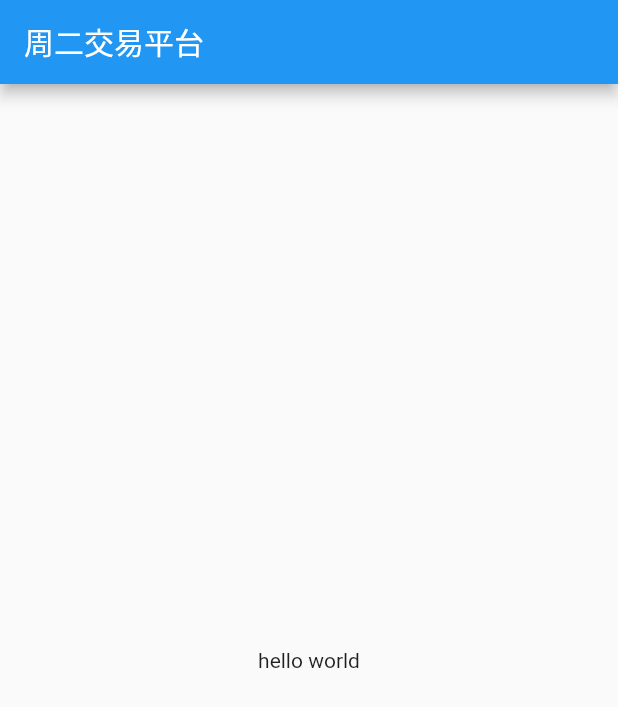
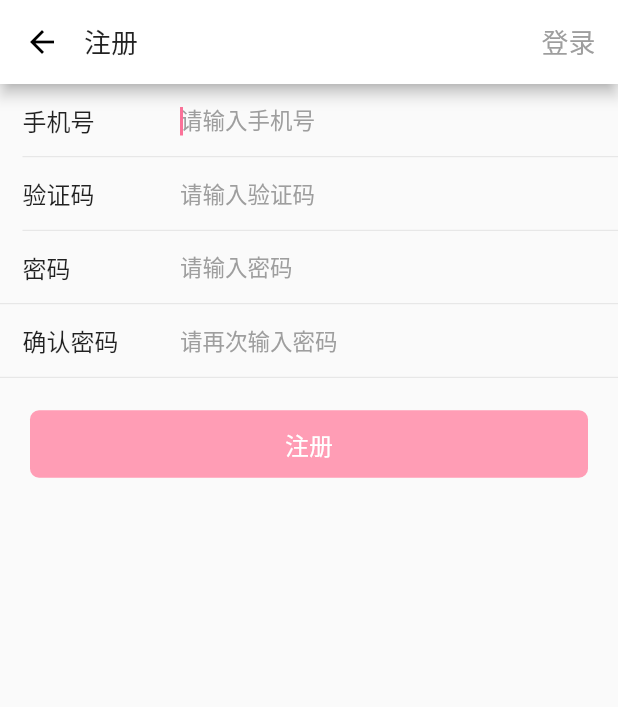
Before and after one commit to whoiszxl/tues-ex, a Flutter app: the screen it shows after launch, on a phone screen of 412 x 824 dp. Shown: the top 707 px of the screen. Run offline on Flutter 3.47's test engine with Material 2 defaults, Android fonts, the light colour scheme and no system bars; our stand-ins replace dio, fluttertoast, shared_preferences.

Commit message:
flutter register .

```diff
--- a/flutter_ex/lib/http/core/dio_adapter.dart
+++ b/flutter_ex/lib/http/core/dio_adapter.dart
@@ -13,6 +13,7 @@ class DioAdapter extends ExNetAdapter {
     var error;
     try {
 
+      //对不同method做不同适配
       switch (request.requestMethod()) {
         case RequestMethod.GET:
           response = await Dio().get(request.url(), options: options);
@@ -29,7 +30,6 @@ class DioAdapter extends ExNetAdapter {
         default:
           response = await Dio().post(request.url(), data: request.params, options: options);
       }
-
     } on DioError catch (e) {
       error = e;
       response = e.response;
--- a/flutter_ex/lib/http/core/ex_net.dart
+++ b/flutter_ex/lib/http/core/ex_net.dart
@@ -23,6 +23,7 @@ class ExNet {
     var error;
     try {
       response = await send(request);
+      printLog(response);
     } on ExNetError catch (e) {
       error = e;
       response = e.data;
--- a/flutter_ex/lib/http/core/ex_net_adapter.dart
+++ b/flutter_ex/lib/http/core/ex_net_adapter.dart
@@ -29,7 +29,7 @@ class ExNetResponse<T> {
   /// 状态信息
   String statusMessage;
 
-  ///扩展信息
+  /// 扩展信息
   dynamic extra;
 
   @override
--- a/flutter_ex/lib/http/request/base_request.dart
+++ b/flutter_ex/lib/http/request/base_request.dart
@@ -17,7 +17,7 @@ abstract class BaseRequest {
   var pathParams;
 
   ///是否开启https，默认开启
-  var useHttps = true;
+  var useHttps = false;
 
   ///请求参数
   Map<String, String> params = Map();
@@ -25,7 +25,7 @@ abstract class BaseRequest {
 
 
   String domainName() {
-    return "aliyun.whoiszxl.com";
+    return "aliyun.whoiszxl.com:10000";
   }
 
   ///重写配置请求方式
--- /dev/null
+++ b/flutter_ex/lib/http/request/register_request.dart
@@ -0,0 +1,19 @@
+import 'package:flutter_ex/http/request/base_request.dart';
+
+class RegisterRequest extends BaseRequest {
+  @override
+  bool needLogin() {
+    return false;
+  }
+
+  @override
+  String path() {
+    return "/member/register";
+  }
+
+  @override
+  RequestMethod requestMethod() {
+    return RequestMethod.POST;
+  }
+
+}
--- a/flutter_ex/lib/main.dart
+++ b/flutter_ex/lib/main.dart
@@ -1,7 +1,7 @@
 import 'package:flutter/material.dart';
 import 'package:flutter_ex/db/ex_cache.dart';
-import 'package:flutter_ex/http/core/ex_net.dart';
-import 'package:flutter_ex/http/request/register_sms_request.dart';
+import 'package:flutter_ex/util/color.dart';
+import 'package:flutter_ex/page/register_page.dart';
 
 void main() {
   runApp(MyApp());
@@ -10,37 +10,16 @@ void main() {
 
 class MyApp extends StatelessWidget {
 
-  void test() async {
-    try{
-                RegisterSmsRequest request = new RegisterSmsRequest();
-                request.addParam("mobile", "17688900411");
-                var result = await ExNet.getInstance().request(request);
-                print(result);
-              }catch(e) {
-
-              }
-  }
-
   @override
   Widget build(BuildContext context) {
     ExCache.getInstance();
     return MaterialApp(
       title: "tues-ex",
-      home: Scaffold(
-        appBar: AppBar(
-          title: Text('周二交易平台'),
-        ),
+      theme: ThemeData(
+        primarySwatch: white,
+      ),
 
-        body: Center(
-          child: InkWell(
-            child: Text('hello world'),
-            onTap: () {
-              test();
-
-            },
-          )
-        )
-      ),
+      home: RegisterPage()
     );
   }
 
--- /dev/null
+++ b/flutter_ex/lib/page/register_page.dart
@@ -0,0 +1,151 @@
+
+import 'package:flutter/cupertino.dart';
+import 'package:flutter/material.dart';
+import 'package:flutter_ex/http/core/ex_error.dart';
+import 'package:flutter_ex/widget/appbar.dart';
+import 'package:flutter_ex/widget/login_input.dart';
+import 'package:flutter_ex/widget/login_button.dart';
+import 'package:flutter_ex/util/string_util.dart';
+import 'package:flutter_ex/util/toast.dart';
+import 'package:flutter_ex/dao/member_dao.dart';
+
+
+///注册页面
+class RegisterPage extends StatefulWidget {
+
+  final VoidCallback onJumpToLogin;
+
+  const RegisterPage({Key key, this.onJumpToLogin}) : super(key: key);
+
+  @override
+  _RegisterPageState createState() => _RegisterPageState();
+
+}
+
+class _RegisterPageState extends State<RegisterPage> {
+
+  bool protect = false;
+  bool loginEnable = false;
+  String username;
+  String password;
+  String rePassword;
+  String verifyCode;
+
+  @override
+  Widget build(BuildContext context) {
+    return Scaffold(
+      appBar: appBar("注册", "登录", widget.onJumpToLogin),
+
+      body: Container(
+        child: ListView(
+          children: [
+
+            //todo 头部样式暂略
+
+            LoginInput("手机号", "请输入手机号", onChanged: (text){
+              username = text;
+              checkInput();
+            }),
+
+            LoginInput("验证码", "请输入验证码",
+              onChanged: (text) {
+                verifyCode = text;
+                checkInput();
+              },
+              focusChanged: (focus) {
+                this.setState(() {
+                  protect = focus;
+                });
+            },),
+
+            LoginInput("密码", "请输入密码", lineStretch: true, obscureText: true,
+              onChanged: (text) {
+                password = text;
+                checkInput();
+              },
+              focusChanged: (focus) {
+                this.setState(() {
+                  protect = focus;
+                });
+              },
+            ),
+
+            LoginInput("确认密码", "请再次输入密码", lineStretch: true, obscureText: true,
+              onChanged: (text) {
+                rePassword = text;
+                checkInput();
+              },
+              focusChanged: (focus) {
+                this.setState(() {
+                  protect = focus;
+                });
+              },
+            ),
+
+            Padding(
+              padding: EdgeInsets.only(top: 20, left: 20, right: 20),
+              child: LoginButton(
+                "注册",
+                enable: loginEnable,
+                onPressed: checkParams,
+              ),
+            )
+          ],
+        ),
+      ),
+    );
+  }
+
+
+  void checkParams() {
+    String tips;
+    if (password != rePassword) {
+      tips = '两次密码不一致';
+    }
+    if (tips != null) {
+      print(tips);
+      showErrorToast(tips);
+      return;
+    }
+    send();
+  }
+
+  void send() async {
+    try {
+      var result = await MemberDao.register(username, verifyCode, password, rePassword);
+      if (result) {
+        print('注册成功');
+        showToast('注册成功');
+        if (widget.onJumpToLogin != null) {
+          widget.onJumpToLogin();
+        }
+      } else {
+        print(result['message']);
+        showErrorToast(result['message']);
+      }
+    } on NeedAuth catch (e) {
+      print(e);
+      showErrorToast(e.message);
+    } on ExNetError catch (e) {
+      print(e);
+      showErrorToast(e.message);
+    }
+  }
+
+  void checkInput() {
+    bool enable;
+    if (isNotEmpty(username) &&
+        isNotEmpty(password) &&
+        isNotEmpty(rePassword) &&
+        isNotEmpty(verifyCode)) {
+      enable = true;
+    } else {
+      enable = false;
+    }
+    setState(() {
+      print("enable:" + enable.toString());
+      loginEnable = enable;
+    });
+  }
+
+}
--- /dev/null
+++ b/flutter_ex/lib/util/color.dart
@@ -0,0 +1,23 @@
+import 'package:flutter/material.dart';
+
+const MaterialColor white = const MaterialColor(
+  0xFFFFFFFF,
+  <int, Color>{
+    50: Color(0xFFFFFFFF),
+    100: Color(0xFFFFFFFF),
+    200: Color(0xFFFFFFFF),
+    300: Color(0xFFFFFFFF),
+    400: Color(0xFFFFFFFF),
+    500: Color(0xFFFFFFFF),
+    600: Color(0xFFFFFFFF),
+    700: Color(0xFFFFFFFF),
+    800: Color(0xFFFFFFFF),
+    900: Color(0xFFFFFFFF),
+  },
+);
+
+///主色调
+const MaterialColor primary = const MaterialColor(
+  0xfffb7299,
+  const <int, Color>{50: const Color(0xffff9db5)},
+);
--- /dev/null
+++ b/flutter_ex/lib/widget/appbar.dart
@@ -0,0 +1,38 @@
+import 'package:dio/dio.dart';
+import 'package:flutter/cupertino.dart';
+import 'package:flutter/material.dart';
+
+///自定义顶部appBar
+appBar(String title, String rightTitle, VoidCallback rightButtonClick) {
+
+  return AppBar(
+    //title靠左
+    centerTitle: false,
+
+    //title行间距
+    titleSpacing: 0,
+
+    leading: BackButton(),
+
+    title: Text(
+      title,
+      style: TextStyle(fontSize: 18),
+    ),
+
+    actions: [
+      InkWell(
+        onTap: rightButtonClick,
+        child: Container(
+          padding: EdgeInsets.only(left: 15, right: 15),
+          alignment: Alignment.center,
+          child: Text(
+            rightTitle,
+            style: TextStyle(fontSize: 18, color: Colors.grey[500]),
+            textAlign: TextAlign.center,
+          ),
+        ),
+      )
+    ],
+  );
+
+}
--- /dev/null
+++ b/flutter_ex/lib/widget/login_button.dart
@@ -0,0 +1,33 @@
+import 'package:flutter/material.dart';
+import 'package:flutter_ex/util/color.dart';
+
+///登录按钮
+class LoginButton extends StatelessWidget {
+
+  //按钮文字
+  final String title;
+
+  //是否开启
+  final bool enable;
+
+  //点击事件
+  final VoidCallback onPressed;
+
+  const LoginButton(this.title, {Key key, this.enable = true, this.onPressed})
+      : super(key: key);
+
+  @override
+  Widget build(BuildContext context) {
+    return FractionallySizedBox(
+      widthFactor: 1,
+      child: MaterialButton(
+        shape: RoundedRectangleBorder(borderRadius: BorderRadius.circular(6)),
+        height: 45,
+        onPressed: enable ? onPressed : null,
+        disabledColor: primary[50],
+        color: primary,
+        child: Text(title, style: TextStyle(color: Colors.white, fontSize: 16)),
+      ),
+    );
+  }
+}
--- /dev/null
+++ b/flutter_ex/lib/widget/login_input.dart
@@ -0,0 +1,110 @@
+import 'package:flutter/material.dart';
+import 'package:flutter_ex/util/color.dart';
+
+///登录输入框自定义widget
+class LoginInput extends StatefulWidget {
+
+  //标题名称
+  final String title;
+  //提示
+  final String hint;
+
+  final ValueChanged<String> onChanged;
+
+  final ValueChanged<bool> focusChanged;
+
+  final bool lineStretch;
+
+  final bool obscureText;
+
+  final TextInputType keyboardType;
+
+  const LoginInput(this.title, this.hint,
+      {Key key,
+        this.onChanged,
+        this.focusChanged,
+        this.lineStretch = false,
+        this.obscureText = false,
+        this.keyboardType})
+      : super(key: key);
+
+  @override
+  _LoginInputState createState() => _LoginInputState();
+
+}
+
+class _LoginInputState extends State<LoginInput> {
+  final _focusNode = FocusNode();
+
+  @override
+  void initState() {
+    super.initState();
+
+    _focusNode.addListener(() {
+      print("Has focus: ${_focusNode.hasFocus}");
+      if(widget.focusChanged != null) {
+        widget.focusChanged(_focusNode.hasFocus);
+      }
+    });
+  }
+
+  @override
+  void dispose() {
+    _focusNode.dispose();
+    super.dispose();
+  }
+
+  @override
+  Widget build(BuildContext context) {
+    return Column(
+
+      children: [
+        Row(
+          children: [
+            Container(
+              padding: EdgeInsets.only(left: 15),
+              width: 100,
+              child: Text(
+                widget.title,
+                style: TextStyle(fontSize: 16),
+              ),
+            ),
+            _input()
+          ],
+        ),
+
+        Padding(
+          padding: EdgeInsets.only(left: !widget.lineStretch ? 15 : 0),
+          child: Divider(
+            height: 1,
+            thickness: 0.5,
+          ),
+        )
+      ],
+
+    );
+  }
+
+  _input(){
+    return Expanded(
+        child: TextField(
+          focusNode: _focusNode,
+          onChanged: widget.onChanged,
+          obscureText: widget.obscureText,
+          keyboardType: widget.keyboardType,
+          autofocus: !widget.obscureText,
+          cursorColor: primary,
+          style: TextStyle(
+            fontSize: 16, color: Colors.black, fontWeight: FontWeight.w300
+          ),
+
+          decoration: InputDecoration(
+            contentPadding: EdgeInsets.only(left: 20, right: 20),
+            border: InputBorder.none,
+            hintText: widget.hint ?? '',
+            hintStyle: TextStyle(fontSize: 15, color: Colors.grey)
+          ),
+        )
+    );
+  }
+}
--- a/flutter_ex/pubspec.yaml
+++ b/flutter_ex/pubspec.yaml
@@ -31,10 +31,13 @@ dependencies:
   dio: ^4.0.0-beta7
   json_annotation: ^4.0.0
   shared_preferences: ^2.0.4
+  fluttertoast: ^8.0.1-nullsafety.0
 
 dev_dependencies:
   flutter_test:
     sdk: flutter
+  json_serializable: ^4.0.2
+  build_runner: ^1.11.5
 
 # For information on the generic Dart part of this file, see the
 # following page: https://dart.dev/tools/pub/pubspec
```
Also changed, not shown: flutter_ex/lib/dao/member_dao.dart (added, +27 -0 lines), flutter_ex/lib/util/string_util.dart (added, +7 -0 lines), flutter_ex/lib/util/toast.dart (added, +21 -0 lines), flutter_ex/pubspec.lock.
